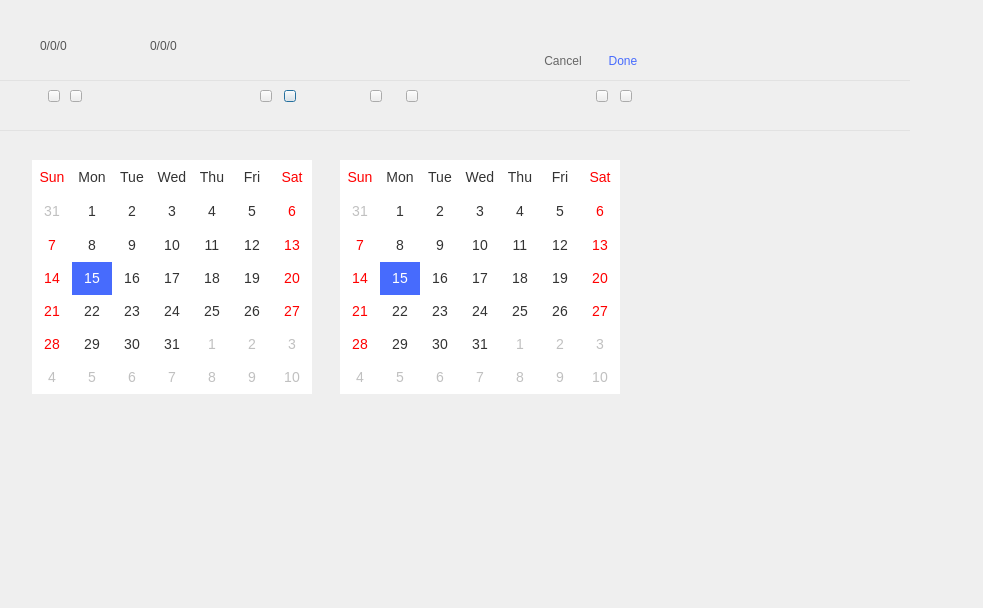
This is nvrConfig/dcalendardialog.ui in xiaoxiaodx/NVRPRO as Qt 5 draws it before an edit. The edited form follows.
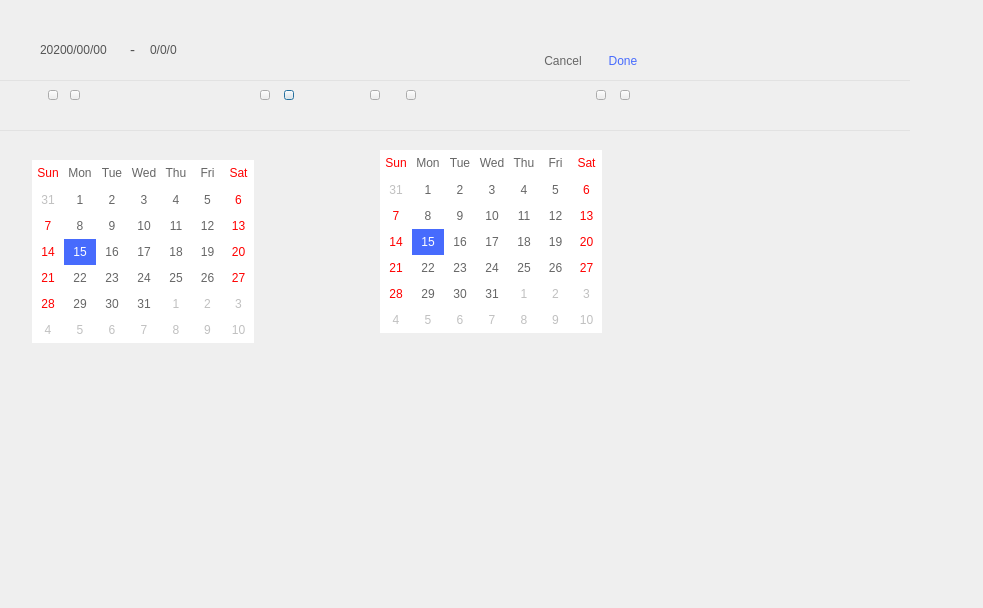
This is the edited form. Icons and pictures are not drawn.

```diff
--- a/nvrConfig/dcalendardialog.ui
+++ b/nvrConfig/dcalendardialog.ui
@@ -18,8 +18,8 @@
     <rect>
      <x>32</x>
      <y>160</y>
-     <width>280</width>
-     <height>234</height>
+     <width>222</width>
+     <height>183</height>
     </rect>
    </property>
    <property name="styleSheet">
@@ -30,8 +30,8 @@
     height: 39px;
     width: 280px;
     color: #333333;
-    font-size: 14px;
-    icon-size: 12px, 12px;
+    font-size: 12px;
+    icon-size: 10px, 10px;
     background-color: #ffffff;
 }
 QCalendarWidget QMenu {
@@ -61,8 +61,8 @@
 QCalendarWidget QAbstractItemView:enabled 
 {
 	font-family:HelveticaNeue;
-    font-size:14px;  
-    color: #333333;  
+    font-size:12px;  
+    color: rgba(102,102,102,1);  
     background-color: white;  
     selection-background-color:#476BFD; 
     selection-color:white; 
@@ -75,6 +75,9 @@
    <property name="locale">
     <locale language="English" country="UnitedStates"/>
    </property>
+   <property name="gridVisible">
+    <bool>false</bool>
+   </property>
    <property name="verticalHeaderFormat">
     <enum>QCalendarWidget::NoVerticalHeader</enum>
    </property>
@@ -87,8 +90,8 @@
     <rect>
      <x>284</x>
      <y>90</y>
-     <width>12</width>
-     <height>12</height>
+     <width>10</width>
+     <height>10</height>
     </rect>
    </property>
    <property name="styleSheet">
@@ -135,14 +138,14 @@
     <rect>
      <x>102</x>
      <y>86</y>
-     <width>141</width>
-     <height>20</height>
+     <width>101</width>
+     <height>19</height>
     </rect>
    </property>
    <property name="styleSheet">
-    <string notr="true">	font-family: &quot;HelveticaNeue-Medium&quot;;
-	font: 14px;
-    color: #333333;</string>
+    <string notr="true">font-family: &quot;HelveticaNeue&quot;;
+font: 12px;
+color: rgba(0,0,0,0.85);</string>
    </property>
    <property name="text">
     <string/>
@@ -186,8 +189,8 @@
     <rect>
      <x>70</x>
      <y>90</y>
-     <width>12</width>
-     <height>12</height>
+     <width>10</width>
+     <height>10</height>
     </rect>
    </property>
    <property name="styleSheet">
@@ -204,8 +207,8 @@
     <rect>
      <x>48</x>
      <y>90</y>
-     <width>12</width>
-     <height>12</height>
+     <width>10</width>
+     <height>10</height>
     </rect>
    </property>
    <property name="styleSheet">
@@ -222,8 +225,8 @@
     <rect>
      <x>260</x>
      <y>90</y>
-     <width>12</width>
-     <height>12</height>
+     <width>10</width>
+     <height>10</height>
     </rect>
    </property>
    <property name="styleSheet">
@@ -240,8 +243,8 @@
     <rect>
      <x>370</x>
      <y>90</y>
-     <width>12</width>
-     <height>12</height>
+     <width>10</width>
+     <height>10</height>
     </rect>
    </property>
    <property name="styleSheet">
@@ -256,10 +259,10 @@
   <widget class="QCalendarWidget" name="calendarWidget_2">
    <property name="geometry">
     <rect>
-     <x>340</x>
-     <y>160</y>
-     <width>280</width>
-     <height>234</height>
+     <x>380</x>
+     <y>150</y>
+     <width>222</width>
+     <height>183</height>
     </rect>
    </property>
    <property name="styleSheet">
@@ -270,8 +273,8 @@
     height: 39px;
     width: 280px;
     color: #333333;
-    font-size: 14px;
-    icon-size: 12px, 12px;
+    font-size: 12px;
+    icon-size: 10px, 10px;
     background-color: #ffffff;
 }
 QCalendarWidget QMenu {
@@ -301,8 +304,8 @@
 QCalendarWidget QAbstractItemView:enabled 
 {
 	font-family:HelveticaNeue;
-    font-size:14px;  
-    color: #333333;  
+    font-size:12px;  
+    color: rgba(102,102,102,1);  
     background-color: white;  
     selection-background-color:#476BFD; 
     selection-color:white; 
@@ -327,8 +330,8 @@
     <rect>
      <x>596</x>
      <y>90</y>
-     <width>12</width>
-     <height>12</height>
+     <width>10</width>
+     <height>10</height>
     </rect>
    </property>
    <property name="styleSheet">
@@ -345,8 +348,8 @@
     <rect>
      <x>406</x>
      <y>90</y>
-     <width>12</width>
-     <height>12</height>
+     <width>10</width>
+     <height>10</height>
     </rect>
    </property>
    <property name="styleSheet">
@@ -363,8 +366,8 @@
     <rect>
      <x>620</x>
      <y>90</y>
-     <width>12</width>
-     <height>12</height>
+     <width>10</width>
+     <height>10</height>
     </rect>
    </property>
    <property name="styleSheet">
@@ -381,18 +384,18 @@
     <rect>
      <x>40</x>
      <y>40</y>
-     <width>54</width>
-     <height>12</height>
+     <width>71</width>
+     <height>19</height>
     </rect>
    </property>
    <property name="styleSheet">
     <string notr="true">font-size:12px;
-font-family:HelveticaNeue;
+font-family:&quot;HelveticaNeue&quot;;
 color:rgba(0,0,0,0.65);
 line-height:19px;</string>
    </property>
    <property name="text">
-    <string>0/0/0</string>
+    <string>20200/00/00</string>
    </property>
   </widget>
   <widget class="QLabel" name="label_time2">
@@ -400,13 +403,13 @@
     <rect>
      <x>150</x>
      <y>40</y>
-     <width>54</width>
-     <height>12</height>
+     <width>70</width>
+     <height>19</height>
     </rect>
    </property>
    <property name="styleSheet">
     <string notr="true">font-size:12px;
-font-family:HelveticaNeue;
+font-family:&quot;HelveticaNeue&quot;;
 color:rgba(0,0,0,0.65);
 line-height:19px;</string>
    </property>
@@ -448,6 +451,46 @@
     <enum>Qt::Horizontal</enum>
    </property>
   </widget>
+  <widget class="QLabel" name="label_monthyear_2">
+   <property name="geometry">
+    <rect>
+     <x>420</x>
+     <y>90</y>
+     <width>121</width>
+     <height>20</height>
+    </rect>
+   </property>
+   <property name="styleSheet">
+    <string notr="true">	font-family: &quot;HelveticaNeue&quot;;
+	font: 12px;
+    color: rgba(0,0,0,0.85);</string>
+   </property>
+   <property name="text">
+    <string/>
+   </property>
+   <property name="alignment">
+    <set>Qt::AlignCenter</set>
+   </property>
+  </widget>
+  <widget class="QLabel" name="label__">
+   <property name="geometry">
+    <rect>
+     <x>130</x>
+     <y>40</y>
+     <width>10</width>
+     <height>19</height>
+    </rect>
+   </property>
+   <property name="styleSheet">
+    <string notr="true">font-size:15px;
+font-family:&quot;HelveticaNeue&quot;;
+color:rgba(0,0,0,0.65);
+line-height:19px;</string>
+   </property>
+   <property name="text">
+    <string>-</string>
+   </property>
+  </widget>
  </widget>
  <resources/>
  <connections/>
```
Left out of the diff: 4 changed lines with no effect on the pictures.
